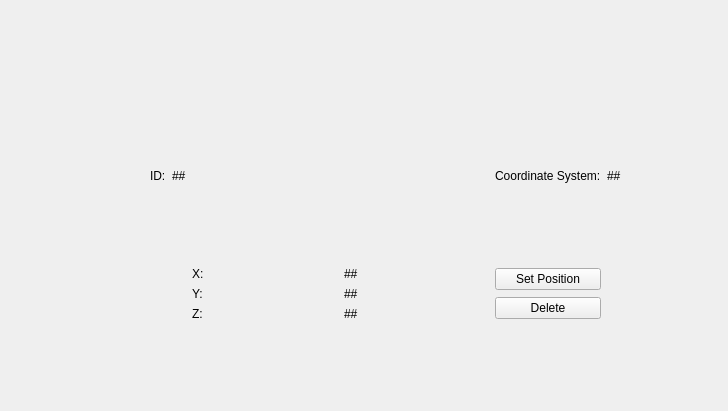
First picture: the form in pointsDisp.ui, repository lerchi0/RobotPathWorkbench, before the edit.
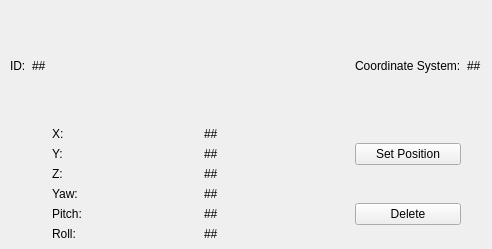
Second picture: the form after the edit.

What changed in the file:
```diff
--- a/pointsDisp.ui
+++ b/pointsDisp.ui
@@ -6,8 +6,8 @@
    <rect>
     <x>0</x>
     <y>0</y>
-    <width>728</width>
-    <height>411</height>
+    <width>492</width>
+    <height>249</height>
    </rect>
   </property>
   <property name="windowTitle">
@@ -16,8 +16,8 @@
   <widget class="QWidget" name="gridLayoutWidget">
    <property name="geometry">
     <rect>
-     <x>150</x>
-     <y>90</y>
+     <x>10</x>
+     <y>10</y>
      <width>471</width>
      <height>231</height>
     </rect>
@@ -131,15 +131,73 @@
         </property>
        </widget>
       </item>
+     </layout>
+    </item>
+    <item row="3" column="3">
+     <layout class="QVBoxLayout" name="verticalLayout_3">
       <item>
-       <widget class="QPushButton" name="Button_Del">
-        <property name="text">
-         <string>Delete</string>
-        </property>
-       </widget>
+       <layout class="QHBoxLayout" name="horizontalLayout_4">
+        <item>
+         <widget class="QLabel" name="label_6">
+          <property name="text">
+           <string>Yaw:</string>
+          </property>
+         </widget>
+        </item>
+        <item>
+         <widget class="QLabel" name="label_4">
+          <property name="text">
+           <string>##</string>
+          </property>
+         </widget>
+        </item>
+       </layout>
       </item>
+      <item>
+       <layout class="QHBoxLayout" name="horizontalLayout_5">
+        <item>
+         <widget class="QLabel" name="label_9">
+          <property name="text">
+           <string>Pitch:</string>
+          </property>
+         </widget>
+        </item>
+        <item>
+         <widget class="QLabel" name="label_8">
+          <property name="text">
+           <string>##</string>
+          </property>
+         </widget>
+        </item>
+       </layout>
+      </item>
+      <item>
+       <layout class="QHBoxLayout" name="horizontalLayout_6">
+        <item>
+         <widget class="QLabel" name="label_11">
+          <property name="text">
+           <string>Roll:</string>
+          </property>
+         </widget>
+        </item>
+        <item>
+         <widget class="QLabel" name="label_10">
+          <property name="text">
+           <string>##</string>
+          </property>
+         </widget>
+        </item>
+       </layout>
+      </item>
      </layout>
     </item>
+    <item row="3" column="4">
+     <widget class="QPushButton" name="Button_Del">
+      <property name="text">
+       <string>Delete</string>
+      </property>
+     </widget>
+    </item>
    </layout>
   </widget>
  </widget>
```
Left out of the diff: 12 changed lines with no effect on the pictures.
